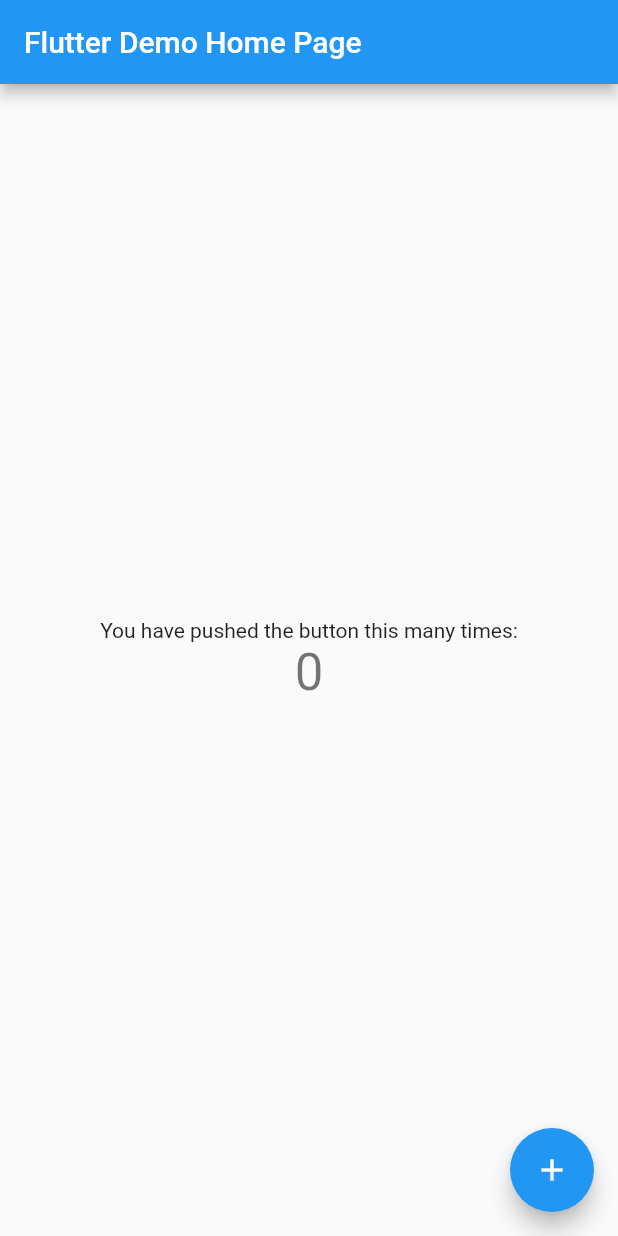
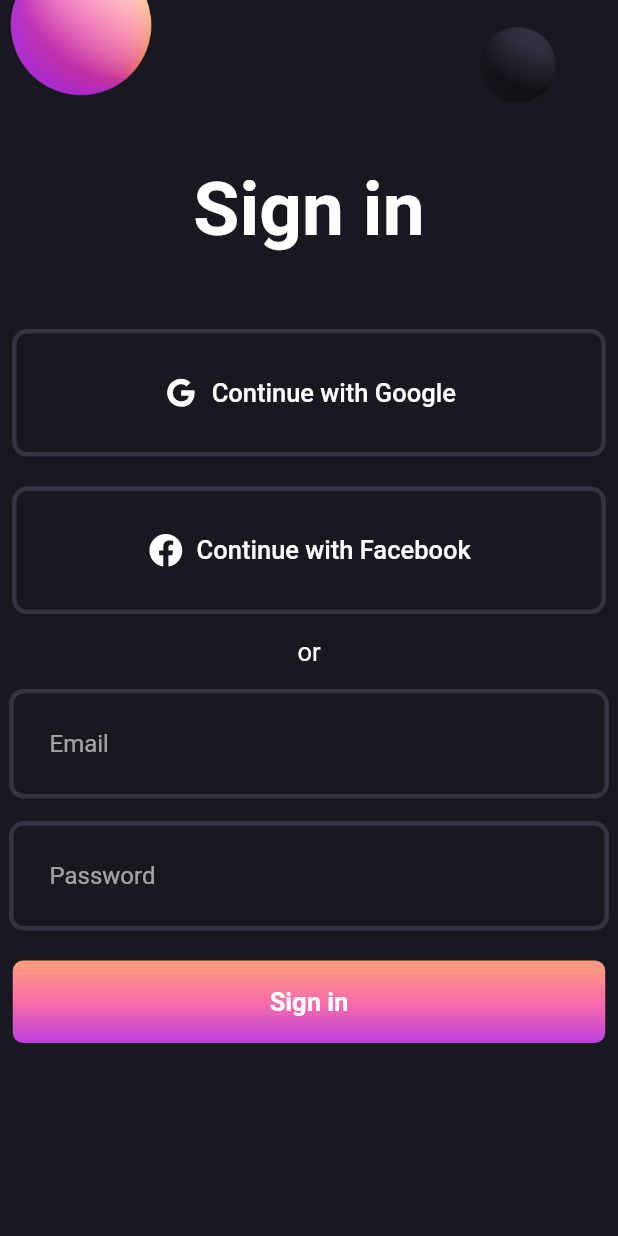
Before and after one commit to samrasugu/flutter_responsive_login_ui, a Flutter app: the screen it shows after launch, on a phone screen of 412 x 824 dp. Run offline on Flutter 3.47's test engine with Material 2 defaults, Android fonts, the phone set to English and light mode, and no system bars; our stand-ins replace flutter_svg.

Commit message:
Final commit

```diff
--- /dev/null
+++ b/lib/login_screen.dart
@@ -0,0 +1,75 @@
+import 'package:flutter/material.dart';
+import 'package:flutter_responsive_login_ui/widgets/gradient_button.dart';
+import 'package:flutter_responsive_login_ui/widgets/login_field.dart';
+import 'package:flutter_responsive_login_ui/widgets/social_button.dart';
+
+class LoginScreen extends StatelessWidget {
+  const LoginScreen({super.key});
+
+  @override
+  Widget build(BuildContext context) {
+    return Scaffold(
+      body: SingleChildScrollView(
+        child: Center(
+          child: Column(
+            children: [
+              Image.asset('assets/images/signin_balls.png'),
+              const Text(
+                "Sign in",
+                style: TextStyle(
+                  fontWeight: FontWeight.bold,
+                  fontSize: 50,
+                ),
+              ),
+              const SizedBox(
+                height: 50,
+              ),
+              SocialButton(
+                iconPath: 'assets/svgs/g_logo.svg',
+                label: 'Continue with Google',
+                onPressed: () {},
+              ),
+              const SizedBox(
+                height: 20,
+              ),
+              SocialButton(
+                iconPath: 'assets/svgs/f_logo.svg',
+                label: 'Continue with Facebook',
+                horizontalPadding: 90,
+                onPressed: () {},
+              ),
+              const SizedBox(
+                height: 15,
+              ),
+              const Text(
+                "or",
+                style: TextStyle(
+                  fontSize: 17,
+                ),
+              ),
+              const SizedBox(
+                height: 15,
+              ),
+              const LoginField(
+                hintText: 'Email',
+              ),
+              const SizedBox(
+                height: 15,
+              ),
+              const LoginField(
+                hintText: 'Password',
+              ),
+              const SizedBox(
+                height: 20,
+              ),
+              const GradientButton(),
+              const SizedBox(
+                height: 20,
+              ),
+            ],
+          ),
+        ),
+      ),
+    );
+  }
+}
--- a/lib/main.dart
+++ b/lib/main.dart
@@ -1,4 +1,6 @@
 import 'package:flutter/material.dart';
+import 'package:flutter_responsive_login_ui/login_screen.dart';
+import 'package:flutter_responsive_login_ui/pallete.dart';
 
 void main() {
   runApp(const MyApp());
@@ -7,109 +9,14 @@ void main() {
 class MyApp extends StatelessWidget {
   const MyApp({super.key});
 
-  // This widget is the root of your application.
   @override
   Widget build(BuildContext context) {
     return MaterialApp(
       title: 'Flutter Demo',
-      theme: ThemeData(
-        // This is the theme of your application.
-        //
-        // Try running your application with "flutter run". You'll see the
-        // application has a blue toolbar. Then, without quitting the app, try
-        // changing the primarySwatch below to Colors.green and then invoke
-        // "hot reload" (press "r" in the console where you ran "flutter run",
-        // or simply save your changes to "hot reload" in a Flutter IDE).
-        // Notice that the counter didn't reset back to zero; the application
-        // is not restarted.
-        primarySwatch: Colors.blue,
+      theme: ThemeData.dark().copyWith(
+        scaffoldBackgroundColor: Pallete.backgroundColor,
       ),
-      home: const MyHomePage(title: 'Flutter Demo Home Page'),
+      home: const LoginScreen(),
     );
   }
 }
-
-class MyHomePage extends StatefulWidget {
-  const MyHomePage({super.key, required this.title});
-
-  // This widget is the home page of your application. It is stateful, meaning
-  // that it has a State object (defined below) that contains fields that affect
-  // how it looks.
-
-  // This class is the configuration for the state. It holds the values (in this
-  // case the title) provided by the parent (in this case the App widget) and
-  // used by the build method of the State. Fields in a Widget subclass are
-  // always marked "final".
-
-  final String title;
-
-  @override
-  State<MyHomePage> createState() => _MyHomePageState();
-}
-
-class _MyHomePageState extends State<MyHomePage> {
-  int _counter = 0;
-
-  void _incrementCounter() {
-    setState(() {
-      // This call to setState tells the Flutter framework that something has
-      // changed in this State, which causes it to rerun the build method below
-      // so that the display can reflect the updated values. If we changed
-      // _counter without calling setState(), then the build method would not be
-      // called again, and so nothing would appear to happen.
-      _counter++;
-    });
-  }
-
-  @override
-  Widget build(BuildContext context) {
-    // This method is rerun every time setState is called, for instance as done
-    // by the _incrementCounter method above.
-    //
-    // The Flutter framework has been optimized to make rerunning build methods
-    // fast, so that you can just rebuild anything that needs updating rather
-    // than having to individually change instances of widgets.
-    return Scaffold(
-      appBar: AppBar(
-        // Here we take the value from the MyHomePage object that was created by
-        // the App.build method, and use it to set our appbar title.
-        title: Text(widget.title),
-      ),
-      body: Center(
-        // Center is a layout widget. It takes a single child and positions it
-        // in the middle of the parent.
-        child: Column(
-          // Column is also a layout widget. It takes a list of children and
-          // arranges them vertically. By default, it sizes itself to fit its
-          // children horizontally, and tries to be as tall as its parent.
-          //
-          // Invoke "debug painting" (press "p" in the console, choose the
-          // "Toggle Debug Paint" action from the Flutter Inspector in Android
-          // Studio, or the "Toggle Debug Paint" command in Visual Studio Code)
-          // to see the wireframe for each widget.
-          //
-          // Column has various properties to control how it sizes itself and
-          // how it positions its children. Here we use mainAxisAlignment to
-          // center the children vertically; the main axis here is the vertical
-          // axis because Columns are vertical (the cross axis would be
-          // horizontal).
-          mainAxisAlignment: MainAxisAlignment.center,
-          children: <Widget>[
-            const Text(
-              'You have pushed the button this many times:',
-            ),
-            Text(
-              '$_counter',
-              style: Theme.of(context).textTheme.headline4,
-            ),
-          ],
-        ),
-      ),
-      floatingActionButton: FloatingActionButton(
-        onPressed: _incrementCounter,
-        tooltip: 'Increment',
-        child: const Icon(Icons.add),
-      ), // This trailing comma makes auto-formatting nicer for build methods.
-    );
-  }
-}
--- /dev/null
+++ b/lib/pallete.dart
@@ -0,0 +1,10 @@
+import 'package:flutter/material.dart';
+
+class Pallete {
+  static const Color backgroundColor = Color.fromRGBO(24, 24, 32, 1);
+  static const Color gradient1 = Color.fromRGBO(187, 63, 221, 1);
+  static const Color gradient2 = Color.fromRGBO(251, 109, 169, 1);
+  static const Color gradient3 = Color.fromRGBO(255, 159, 124, 1);
+  static const Color borderColor = Color.fromRGBO(52, 51, 67, 1);
+  static const Color whiteColor = Colors.white;
+}
--- /dev/null
+++ b/lib/widgets/gradient_button.dart
@@ -0,0 +1,39 @@
+import 'package:flutter/material.dart';
+import 'package:flutter_responsive_login_ui/pallete.dart';
+
+class GradientButton extends StatelessWidget {
+  const GradientButton({super.key});
+
+  @override
+  Widget build(BuildContext context) {
+    return Container(
+      decoration: BoxDecoration(
+        gradient: const LinearGradient(
+          colors: [
+            Pallete.gradient1,
+            Pallete.gradient2,
+            Pallete.gradient3,
+          ],
+          begin: Alignment.bottomLeft,
+          end: Alignment.topLeft,
+        ),
+        borderRadius: BorderRadius.circular(7)
+      ),
+      child: ElevatedButton(
+        onPressed: () {},
+        style: ElevatedButton.styleFrom(
+          fixedSize: const Size(395, 55),
+          backgroundColor: Colors.transparent,
+          shadowColor: Colors.transparent,
+        ),
+        child: const Text(
+          "Sign in",
+          style: TextStyle(
+            fontWeight: FontWeight.w600,
+            fontSize: 17,
+          ),
+        ),
+      ),
+    );
+  }
+}
--- /dev/null
+++ b/lib/widgets/login_field.dart
@@ -0,0 +1,36 @@
+import 'package:flutter/material.dart';
+import 'package:flutter_responsive_login_ui/pallete.dart';
+
+class LoginField extends StatelessWidget {
+  final String hintText;
+  const LoginField({super.key, required this.hintText});
+
+  @override
+  Widget build(BuildContext context) {
+    return ConstrainedBox(
+      constraints: const BoxConstraints(
+        maxWidth: 400,
+      ),
+      child: TextFormField(
+        decoration: InputDecoration(
+          contentPadding: const EdgeInsets.all(27),
+          enabledBorder: OutlineInputBorder(
+            borderSide: const BorderSide(
+              color: Pallete.borderColor,
+              width: 3,
+            ),
+            borderRadius: BorderRadius.circular(10),
+          ),
+          focusedBorder: OutlineInputBorder(
+            borderSide: const BorderSide(
+              color: Pallete.gradient2,
+              width: 3,
+            ),
+            borderRadius: BorderRadius.circular(10),
+          ),
+          hintText: hintText,
+        ),
+      ),
+    );
+  }
+}
--- /dev/null
+++ b/lib/widgets/social_button.dart
@@ -0,0 +1,49 @@
+import 'package:flutter/material.dart';
+import 'package:flutter_responsive_login_ui/pallete.dart';
+import 'package:flutter_svg/flutter_svg.dart';
+
+class SocialButton extends StatelessWidget {
+  final String iconPath;
+  final String label;
+  final double horizontalPadding;
+  final VoidCallback onPressed;
+  const SocialButton({
+    super.key,
+    required this.iconPath,
+    required this.label,
+    this.horizontalPadding = 100,
+    required this.onPressed,
+  });
+
+  @override
+  Widget build(BuildContext context) {
+    return TextButton.icon(
+      onPressed: onPressed,
+      icon: SvgPicture.asset(
+        iconPath,
+        width: 25,
+        color: Pallete.whiteColor,
+      ),
+      label: Text(
+        label,
+        style: const TextStyle(
+          fontSize: 17,
+          color: Pallete.whiteColor,
+        ),
+      ),
+      style: TextButton.styleFrom(
+        padding: EdgeInsets.symmetric(
+          vertical: 30,
+          horizontal: horizontalPadding,
+        ),
+        shape: RoundedRectangleBorder(
+          side: const BorderSide(
+            color: Pallete.borderColor,
+            width: 3,
+          ),
+          borderRadius: BorderRadius.circular(10),
+        ),
+      ),
+    );
+  }
+}
```
Also changed, not shown: pubspec.yaml (+7 -13 lines), pubspec.lock.
